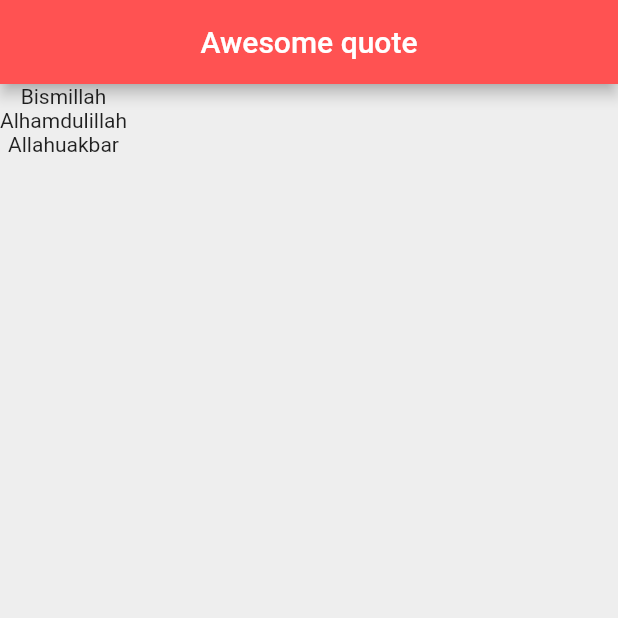
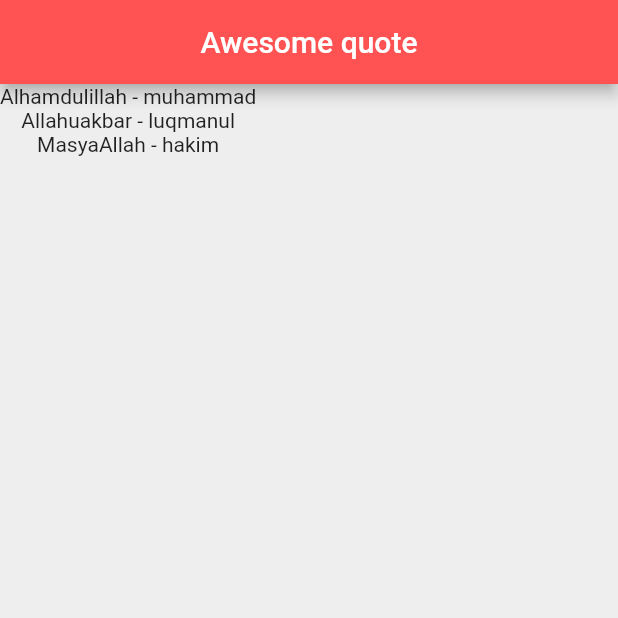
Before and after one commit to luquilo/flutter_103, a Flutter app: the screen it shows after launch, on a phone screen of 412 x 824 dp, the top half of it. Run offline on Flutter 3.47's test engine with Material 2 defaults, Android fonts, the phone set to English and light mode, and no system bars.

Commit message:
belajar membuat class dan maping

```diff
--- a/lib/main.dart
+++ b/lib/main.dart
@@ -1,4 +1,5 @@
 import 'package:flutter/material.dart';
+import 'quote.dart';
 
 void main() => runApp(MaterialApp(
       home: QuoteList(),
@@ -10,7 +11,11 @@ class QuoteList extends StatefulWidget {
 }
 
 class _QuoteListState extends State<QuoteList> {
-  List<String> quotes = ['Bismillah', 'Alhamdulillah', 'Allahuakbar'];
+  List<Quote> quotes = [
+    Quote(text: 'Alhamdulillah', author: 'muhammad'),
+    Quote(text: 'Allahuakbar', author: 'luqmanul'),
+    Quote(text: 'MasyaAllah', author: 'hakim'),
+  ];
 
   @override
   Widget build(BuildContext context) {
@@ -22,7 +27,9 @@ class _QuoteListState extends State<QuoteList> {
           backgroundColor: Colors.redAccent,
         ),
         body: Column(
-          children: quotes.map((quote) => Text(quote)).toList(),
+          children: quotes
+              .map((quote) => Text('${quote.text} - ${quote.author}'))
+              .toList(),
         ));
   }
 }
--- /dev/null
+++ b/lib/quote.dart
@@ -0,0 +1,13 @@
+class Quote {
+  late String text;
+  late String author;
+
+  Quote({required this.text, required this.author}) {}
+}
+
+
+
+// the only place students allowed to be late in class
+// class Math {
+//   late String students;
+// }
```
